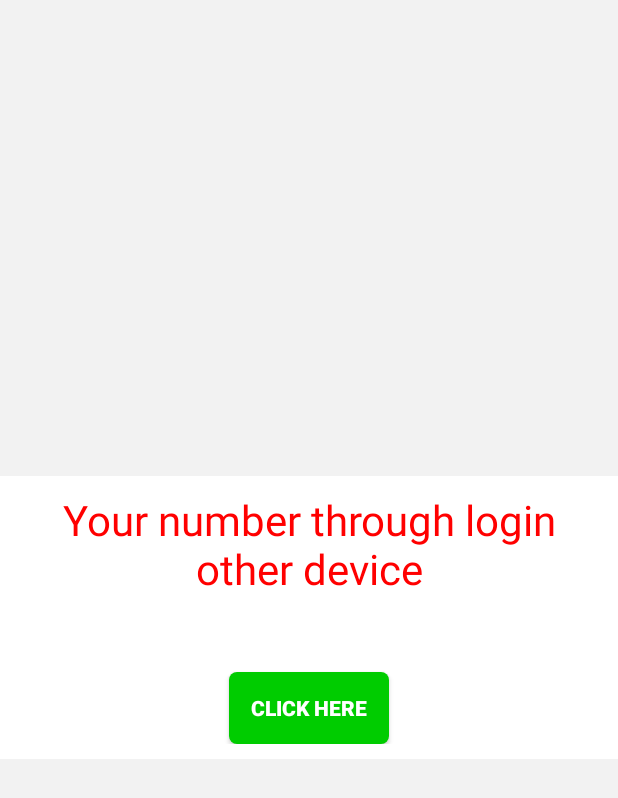
After one commit to manishesprit/Jabbar, an Android app: the layout activity_auth_alert.xml on its own in the app's theme, with its tools: preview values and no code run, on a phone screen of 412 x 824 dp. The commit adds this screen. Shown: the top 798 px of the screen. Run offline under Robolectric (Android 15) with nearby library versions, the phone set to English and light mode, and no system bars.

Commit message:
commit by Mac

```diff
--- a/app/build.gradle
+++ b/app/build.gradle
@@ -24,9 +24,11 @@ dependencies {
     compile 'com.android.support:design:25.3.0'
     compile 'com.android.support:cardview-v7:25.3.0'
     compile 'com.google.android.gms:play-services-maps:11.0.0'
+    compile 'com.google.android.gms:play-services-gcm:11.0.0'
     compile 'com.squareup.retrofit2:retrofit:2.1.0'
     compile 'com.squareup.retrofit2:converter-gson:2.1.0'
-//    compile files('libs/okhttp-urlconnection-2.1.0.jar')
     compile files('libs/okhttp-2.1.0.jar')
     compile 'com.github.bumptech.glide:glide:3.7.0'
 }
+
+apply plugin: 'com.google.gms.google-services'
--- a/app/src/main/java/com/jabbar/Ui/AccountActivity.java
+++ b/app/src/main/java/com/jabbar/Ui/AccountActivity.java
@@ -8,6 +8,7 @@ import android.view.View;
 import android.widget.TextView;
 
 import com.jabbar.R;
+import com.jabbar.Utils.Utils;
 
 
 public class AccountActivity extends BaseActivity implements View.OnClickListener {
@@ -23,7 +24,7 @@ public class AccountActivity extends BaseActivity implements View.OnClickListene
     protected void onCreate(Bundle savedInstanceState) {
         super.onCreate(savedInstanceState);
         setContentView(R.layout.activity_account);
-
+        Utils.addActivities(this);
         toolbar = (Toolbar) findViewById(R.id.toolbar);
         txtPrivacy = (TextView) findViewById(R.id.txtPrivacy);
         txtProfile = (TextView) findViewById(R.id.txtProfile);
--- a/app/src/main/java/com/jabbar/Ui/ChangeAvatarActivity.java
+++ b/app/src/main/java/com/jabbar/Ui/ChangeAvatarActivity.java
@@ -58,7 +58,7 @@ public class ChangeAvatarActivity extends BaseActivity implements View.OnClickLi
     protected void onCreate(Bundle savedInstanceState) {
         super.onCreate(savedInstanceState);
         setContentView(R.layout.activity_change_avatar);
-
+        Utils.addActivities(this);
         progressDialog = new ProgressDialog(this);
         progressDialog.setMessage("Loading...");
 
--- a/app/src/main/java/com/jabbar/Ui/HomeActivity.java
+++ b/app/src/main/java/com/jabbar/Ui/HomeActivity.java
@@ -14,6 +14,7 @@ import android.view.MenuItem;
 import android.widget.Toast;
 
 import com.jabbar.R;
+import com.jabbar.Utils.Utils;
 
 import java.util.ArrayList;
 import java.util.List;
@@ -35,7 +36,7 @@ public class HomeActivity extends BaseActivity {
     protected void onCreate(Bundle savedInstanceState) {
         super.onCreate(savedInstanceState);
         setContentView(R.layout.activity_home);
-
+        Utils.addActivities(this);
         toolbar = (Toolbar) findViewById(R.id.toolbar);
         viewPager = (ViewPager) findViewById(R.id.viewpager);
         tabLayout = (TabLayout) findViewById(R.id.tabs);
--- a/app/src/main/java/com/jabbar/Ui/SplashActivity.java
+++ b/app/src/main/java/com/jabbar/Ui/SplashActivity.java
@@ -18,7 +18,7 @@ public class SplashActivity extends AppCompatActivity {
     protected void onCreate(Bundle savedInstanceState) {
         super.onCreate(savedInstanceState);
         setContentView(R.layout.activity_splash);
-
+        Utils.addActivities(this);
         Utils.getDeviceID(this);
 
         Mydb mydb = new Mydb(this);
--- a/app/src/main/java/com/jabbar/Ui/StatusActivity.java
+++ b/app/src/main/java/com/jabbar/Ui/StatusActivity.java
@@ -9,6 +9,7 @@ import android.widget.TextView;
 import com.jabbar.R;
 import com.jabbar.Utils.Config;
 import com.jabbar.Utils.Pref;
+import com.jabbar.Utils.Utils;
 
 
 public class StatusActivity extends BaseActivity {
@@ -21,7 +22,7 @@ public class StatusActivity extends BaseActivity {
     protected void onCreate(Bundle savedInstanceState) {
         super.onCreate(savedInstanceState);
         setContentView(R.layout.activity_status);
-
+        Utils.addActivities(this);
         toolbar = (Toolbar) findViewById(R.id.toolbar);
         txtStatus = (TextView) findViewById(R.id.txtStatus);
         recyclerview_status = (RecyclerView) findViewById(R.id.recyclerview_status);
--- a/app/src/main/java/com/jabbar/Utils/Config.java
+++ b/app/src/main/java/com/jabbar/Utils/Config.java
@@ -1,6 +1,10 @@
 package com.jabbar.Utils;
 
+import android.app.Activity;
+
 import com.google.android.gms.maps.model.LatLng;
+
+import java.util.ArrayList;
 
 /**
  * Created by hardikjani on 6/8/17.
@@ -37,6 +41,7 @@ public class Config {
     public static int API_SUCCESS = 0;
     public static int API_FAIL = 1;
 
+    public static ArrayList<Activity> screen_al;
 
     public static final String DB_NAME = "jabbar.db";
     public static final String PREF_FILE = "jabbar";
@@ -50,6 +55,7 @@ public class Config {
     public static String PREF_PRIVACY = "PREF_PRIVACY";
     public static String PREF_DB_LEVEL = "PREF_DB_LEVEL";
     public static String PREF_UDID = "PREF_UDID";
+    public static String PREF_PUSH_ID = "PREF_PUSH_ID";
     public static String PREF_LOCATION = "PREF_LOCATION";
 
     public static LatLng currentLatLong;
--- /dev/null
+++ b/app/src/main/res/layout/activity_auth_alert.xml
@@ -0,0 +1,38 @@
+<?xml version="1.0" encoding="utf-8"?>
+<LinearLayout xmlns:android="http://schemas.android.com/apk/res/android"
+    android:layout_width="match_parent"
+    android:layout_height="match_parent"
+    android:background="@android:color/transparent"
+    android:gravity="center"
+    android:orientation="vertical">
+
+    <LinearLayout
+        android:layout_width="wrap_content"
+        android:layout_height="wrap_content"
+        android:background="@color/colorAccent"
+        android:orientation="vertical"
+        android:padding="@dimen/MarginTen">
+
+        <TextView
+            android:layout_width="wrap_content"
+            android:layout_height="wrap_content"
+            android:gravity="center"
+            android:text="Your number through login other device"
+            android:textColor="#FF0000"
+            android:textSize="28dp" />
+
+        <Button
+            android:id="@+id/btnVerify"
+            android:layout_width="wrap_content"
+            android:layout_height="wrap_content"
+            android:layout_gravity="center_horizontal"
+            android:layout_marginTop="50dp"
+            android:background="@drawable/drawable_round_button"
+            android:singleLine="true"
+            android:text="Click here"
+            android:textColor="#ffffff"
+            android:textStyle="bold" />
+    </LinearLayout>
+
+
+</LinearLayout>
--- a/build.gradle
+++ b/build.gradle
@@ -6,7 +6,7 @@ buildscript {
     }
     dependencies {
         classpath 'com.android.tools.build:gradle:2.3.2'
-
+        classpath 'com.google.gms:google-services:3.0.0'
         // NOTE: Do not place your application dependencies here; they belong
         // in the individual module build.gradle files
     }
```
Also changed, not shown: app/src/main/AndroidManifest.xml (+44 -3 lines), app/src/main/java/com/jabbar/API/AuthenticationAPI.java (+12 -2 lines), app/src/main/java/com/jabbar/GCM/MyFirebaseMessagingService.java (added, +115 -0 lines), app/src/main/java/com/jabbar/GCM/MyInstanceIDListenerService.java (added, +17 -0 lines), app/src/main/java/com/jabbar/GCM/RegistrationIntentService.java (added, +41 -0 lines), app/src/main/java/com/jabbar/Ui/AuthenticationAlertActivity.java (added, +55 -0 lines), app/src/main/java/com/jabbar/Ui/InputDataActivity.java (+12 -2 lines), app/src/main/java/com/jabbar/Ui/VerifyCodeActivity.java (+8 -1 lines), app/src/main/java/com/jabbar/Utils/Utils.java (+21 -0 lines), 1 other file.
